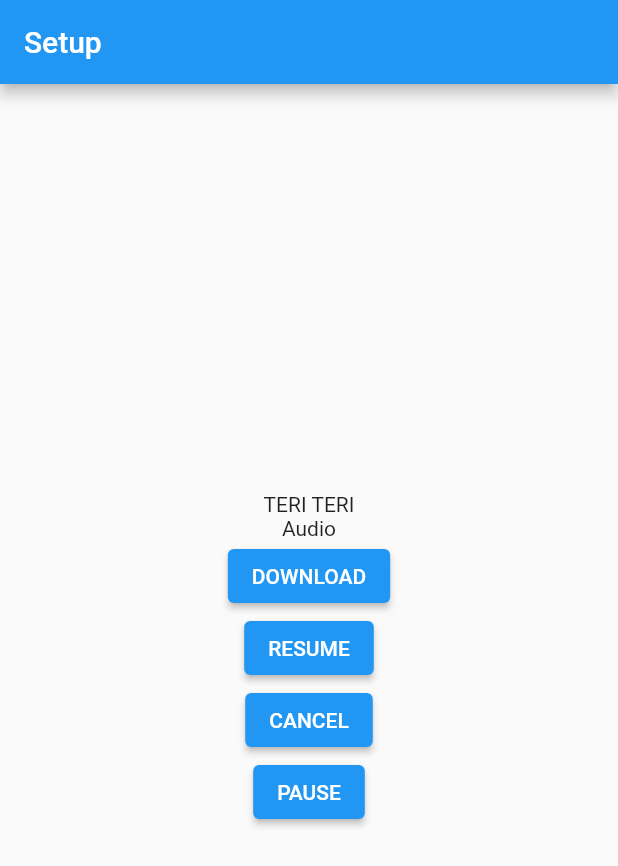
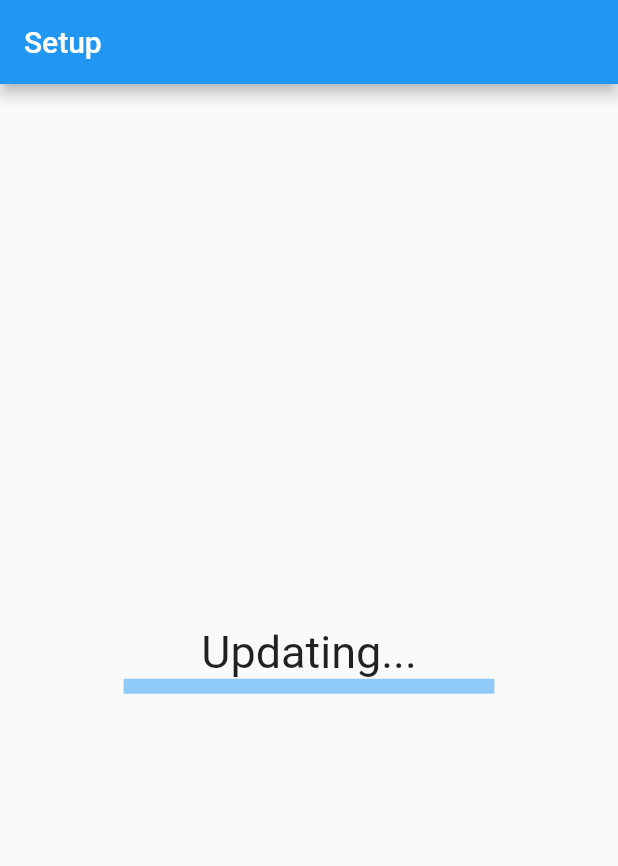
Before and after one commit to darkhorrow/ourtube, a Flutter app: the screen it shows after launch, on a phone screen of 412 x 824 dp. Shown: the top 866 px of the screen. Run offline on Flutter 3.47's test engine with Material 2 defaults, Android fonts, the light colour scheme and no system bars; our stand-ins replace connectivity_plus, validators; missing offline and left inert: flowder.

Commit message:
Progress bar with the download done

```diff
--- a/lib/widgets/setup.dart
+++ b/lib/widgets/setup.dart
@@ -19,17 +19,33 @@ class _SetupPageState extends State<SetupPage> with TickerProviderStateMixin {
   late DownloaderUtils options;
   late DownloaderCore core;
   late final String path = '';
+  bool _completed = false;
   ConnectivityResult _connectionState = ConnectivityResult.none;
 
   @override
   void initState() {
     _controller = AnimationController(
       vsync: this
-    );
+    )..addListener(() {
+      setState(() {});
+    });
     super.initState();
 
     var connectivityResult = Connectivity().checkConnectivity();
     connectivityResult.then((connection) => setState(() { _connectionState = connection; }));
+
+    options = DownloaderUtils(
+      progressCallback: (current, total) {
+        final progress = (current / total);
+        _controller.value = progress;
+      },
+      file: File('$path/5MB.zip'),
+      progress: ProgressImplementation(),
+      onDone: () => setState(() { _completed = true; }),
+      deleteOnCancel: true,
+    );
+
+    var core = Flowder.download('http://ipv4.download.thinkbroadband.com/5MB.zip', options);
   }
 
   @override
@@ -55,38 +71,17 @@ class _SetupPageState extends State<SetupPage> with TickerProviderStateMixin {
             child: Center(
               child: Column(
                 mainAxisAlignment: MainAxisAlignment.center,
-                children:  <Widget>[
-                  Text('TERI TERI'),
-                  Text('Audio'),
-                  ElevatedButton(
-                    onPressed: () async {
-                      options = DownloaderUtils(
-                        progressCallback: (current, total) {
-                          final progress = (current / total) * 100;
-                          print('Downloading: $progress');
-                        },
-                        file: File('$path/5MB.zip'),
-                        progress: ProgressImplementation(),
-                        onDone: () => print('COMPLETE'),
-                        deleteOnCancel: true,
-                      );
-                      core = await Flowder.download(
-                          'http://ipv4.download.thinkbroadband.com/5MB.zip',
-                          options);
-                    },
-                    child: Text('DOWNLOAD'),
+                children: [
+                  Text(_completed ? 'Everything is up to date' : 'Updating...',
+                    style: const TextStyle(
+                        fontSize: 30
+                    )
                   ),
-                  ElevatedButton(
-                    onPressed: () async => core.resume(),
-                    child: Text('RESUME'),
-                  ),
-                  ElevatedButton(
-                    onPressed: () async => core.cancel(),
-                    child: Text('CANCEL'),
-                  ),
-                  ElevatedButton(
-                    onPressed: () async => core.pause(),
-                    child: Text('PAUSE'),
+                  LinearProgressIndicator(
+                    value: _controller.value,
+                    semanticsLabel: 'Linear progress indicator',
+                    color: _completed ? Colors.green : Colors.blue,
+                    minHeight: 10,
                   ),
                 ],
               ),
```
